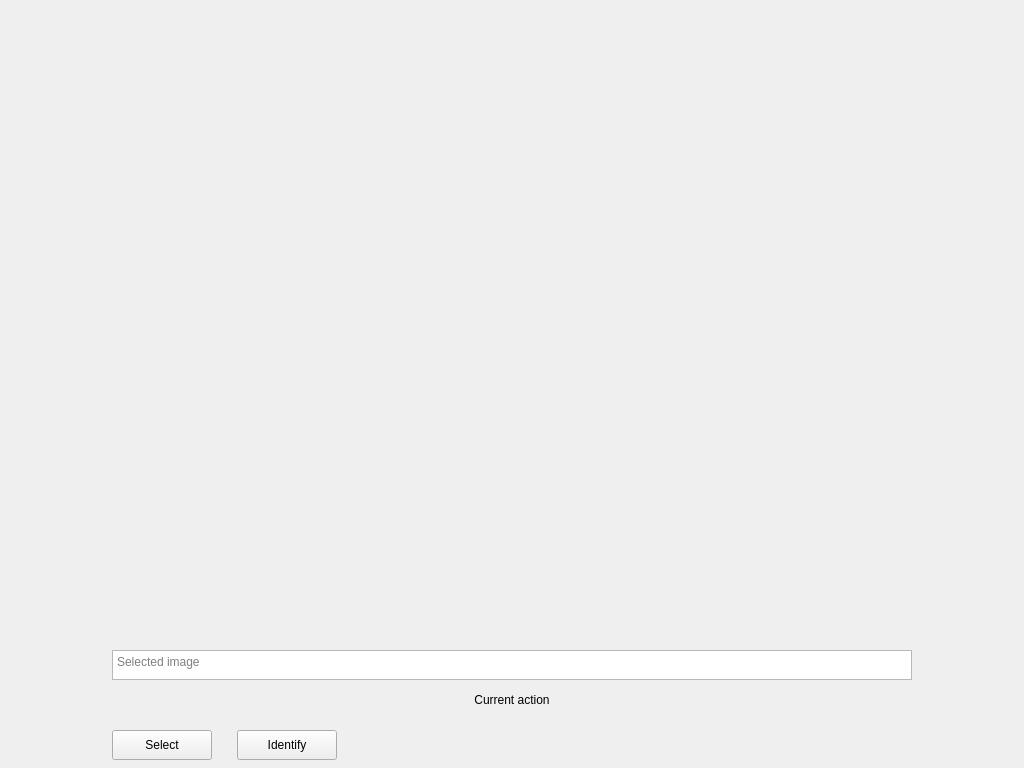
First picture: the form in gui.ui, repository Sladamos/DogsDetector, before the edit.
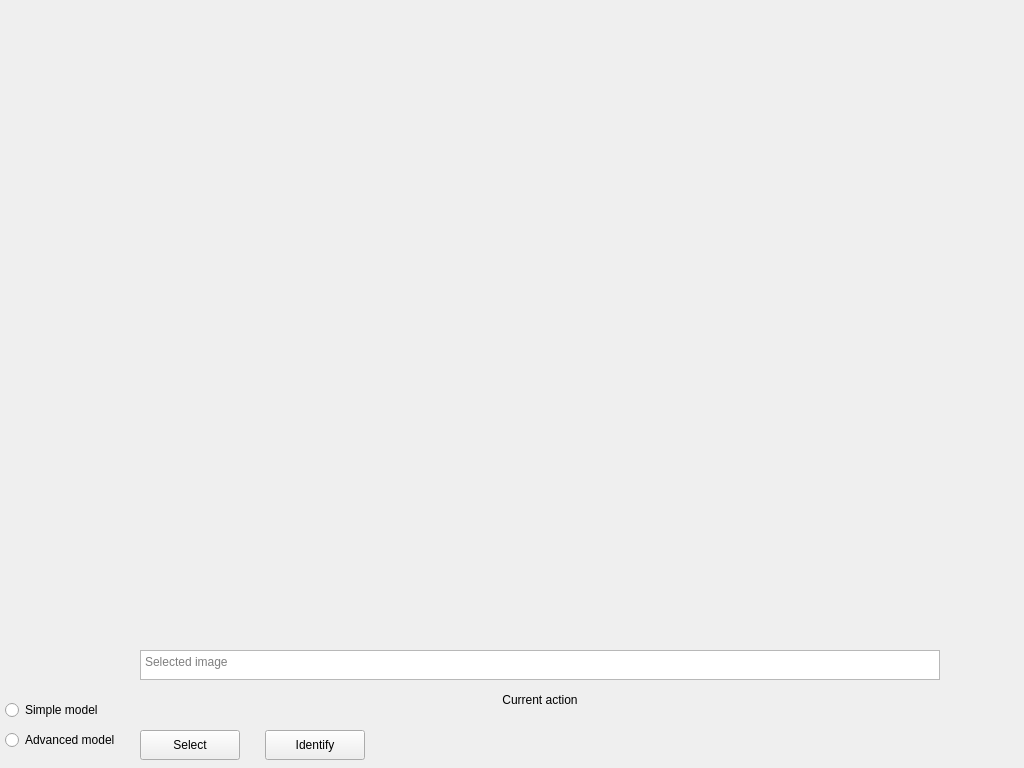
Second picture: the form after the edit.

Patch:
```diff
--- a/gui.ui
+++ b/gui.ui
@@ -16,7 +16,7 @@
   <widget class="QPushButton" name="select_image_button">
    <property name="geometry">
     <rect>
-     <x>112</x>
+     <x>140</x>
      <y>730</y>
      <width>100</width>
      <height>30</height>
@@ -26,10 +26,42 @@
     <string>Select</string>
    </property>
   </widget>
+  <widget class="QRadioButton" name="our_model_button">
+   <property name="geometry">
+    <rect>
+     <x>5</x>
+     <y>700</y>
+     <width>120</width>
+     <height>20</height>
+    </rect>
+   </property>
+   <property name="text">
+    <string>Simple model</string>
+   </property>
+   <attribute name="buttonGroup">
+     <string notr="true">modelGroup</string>
+    </attribute>
+  </widget>
+  <widget class="QRadioButton" name="transfered_model_button">
+   <property name="geometry">
+    <rect>
+     <x>5</x>
+     <y>730</y>
+     <width>130</width>
+     <height>20</height>
+    </rect>
+   </property>
+   <property name="text">
+    <string>Advanced model</string>
+   </property>
+   <attribute name="buttonGroup">
+     <string notr="true">modelGroup</string>
+    </attribute>
+  </widget>
   <widget class="QPushButton" name="identify_button">
    <property name="geometry">
     <rect>
-     <x>237</x>
+     <x>265</x>
      <y>730</y>
      <width>100</width>
      <height>30</height>
@@ -42,7 +74,7 @@
   <widget class="QTextEdit" name="file_path">
    <property name="geometry">
     <rect>
-     <x>112</x>
+     <x>140</x>
      <y>650</y>
      <width>800</width>
      <height>30</height>
@@ -61,7 +93,7 @@
   <widget class="QLabel" name="output_label">
    <property name="geometry">
     <rect>
-     <x>112</x>
+     <x>140</x>
      <y>680</y>
      <width>800</width>
      <height>40</height>
@@ -80,7 +112,7 @@
   <widget class="QLabel" name="image_preview">
    <property name="geometry">
     <rect>
-     <x>112</x>
+     <x>140</x>
      <y>40</y>
      <width>800</width>
      <height>600</height>
```
